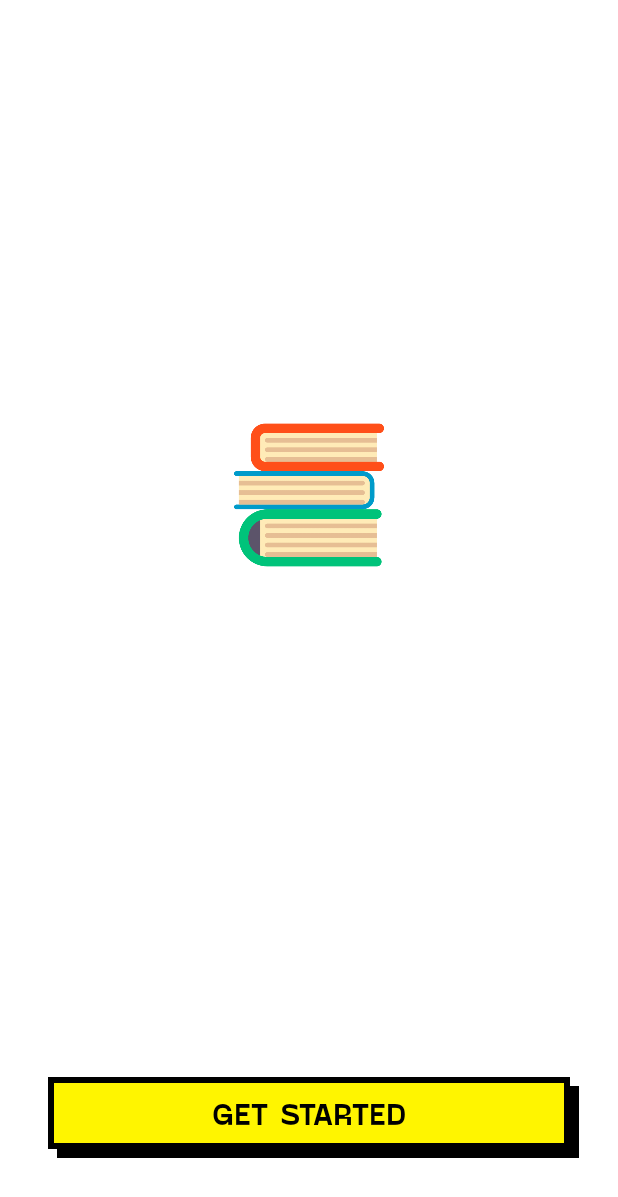
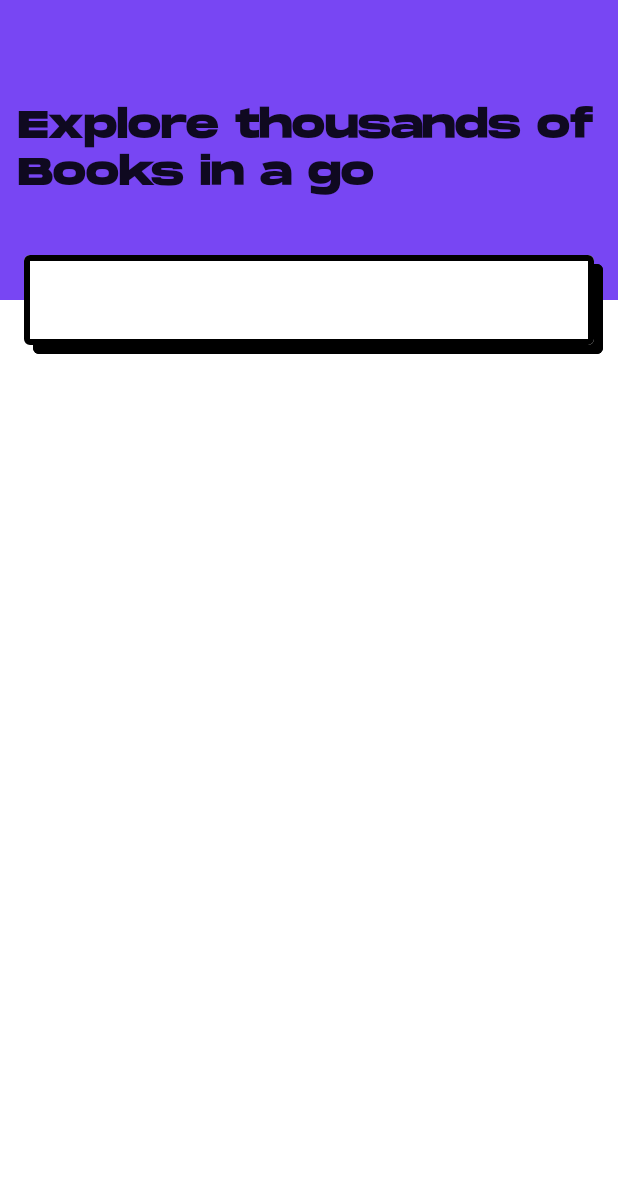
Before and after one commit to unaisulhadi/Archives, an Android app built with Jetpack Compose: the HomeScreen screen opened through its navigation route, on a phone screen of 412 x 824 dp. Shown: the top 1197 px of the screen. Run offline under Robolectric (Android 15) with nearby library versions, the phone set to English and light mode, and no system bars; our stand-ins replace accompanist.

Commit message:
Brutal Box Corner Radius

```diff
--- a/app/build.gradle
+++ b/app/build.gradle
@@ -84,4 +84,7 @@ dependencies {
     implementation 'com.squareup.retrofit2:converter-moshi:2.9.0'
     implementation "com.squareup.okhttp3:okhttp:5.0.0-alpha.3"
     implementation "com.squareup.okhttp3:logging-interceptor:5.0.0-alpha.3"
+
+    //
+    implementation "com.google.accompanist:accompanist-systemuicontroller:0.17.0"
 }
--- a/app/src/main/java/com/hadi/archives/data/model/Slider.kt
+++ b/app/src/main/java/com/hadi/archives/data/model/Slider.kt
@@ -9,10 +9,12 @@ data class Slider(
 )
 
 
+
+
 object SliderData {
     val slides = listOf<Slider>(
         Slider(R.drawable.slide_1,"Sleep is good, he said, and books are better.","George R.R. Martin"),
-        Slider(R.drawable.slide_2,"Books are uniquely portable magic.","Walt Disney"),
-        Slider(R.drawable.slide_3,"There is no friend as loyal as a book.","Stephen King"),
+        Slider(R.drawable.slide_3,"Books are uniquely portable magic.","Walt Disney"),
+        Slider(R.drawable.slide_2,"There is no friend as loyal as a book.","Stephen King"),
     )
 }
--- a/app/src/main/java/com/hadi/archives/presentation/components/BrutalBox.kt
+++ b/app/src/main/java/com/hadi/archives/presentation/components/BrutalBox.kt
@@ -4,6 +4,7 @@ import androidx.compose.foundation.background
 import androidx.compose.foundation.border
 import androidx.compose.foundation.clickable
 import androidx.compose.foundation.layout.*
+import androidx.compose.foundation.shape.RoundedCornerShape
 import androidx.compose.material.Text
 import androidx.compose.runtime.Composable
 import androidx.compose.ui.Alignment
@@ -19,9 +20,11 @@ import com.hadi.archives.ui.theme.BrutalYellow
 fun BrutalBox(
     modifier: Modifier = Modifier,
     backgroundColor: Color = Color.Black,
+    cornerRadius: Dp = 0.dp,
     borderWidth: Dp = 0.dp,
     borderColor: Color = Color.Black,
     shadowColor: Color = Color.Black,
+    shadowCornerRadius: Dp = 0.dp,
     shadowBorderWidth: Dp = 0.dp,
     shadowBorderColor: Color = Color.Black,
     shadowAlpha: Float = 1f,
@@ -42,10 +45,19 @@ fun BrutalBox(
                     x = offsetX,
                     y = offsetY
                 )
-                .background(shadowColor)
+                .background(
+                    color = shadowColor,
+                    shape = RoundedCornerShape(shadowCornerRadius),
+                )
                 .border(
                     width = shadowBorderWidth,
-                    color = shadowBorderColor
+                    shape = RoundedCornerShape(shadowCornerRadius),
+                    //To remove Hairline Dp
+                    color = if (borderWidth == 0.dp) {
+                        Color.Transparent
+                    } else {
+                        shadowBorderColor
+                    },
                 )
                 .alpha(shadowAlpha)
         ) {
@@ -55,10 +67,19 @@ fun BrutalBox(
         //Content Layer
         Box(
             modifier = modifier
-                .background(backgroundColor)
+                .background(
+                    color = backgroundColor,
+                    shape = RoundedCornerShape(cornerRadius)
+                )
                 .border(
                     width = borderWidth,
-                    color = borderColor
+                    shape = RoundedCornerShape(cornerRadius),
+                    //To remove Hairline Dp
+                    color = if (borderWidth == 0.dp) {
+                        Color.Transparent
+                    } else {
+                        borderColor
+                    },
                 )
                 .clickable(
                     enabled = clickEnabled,
@@ -82,7 +103,11 @@ fun BrutalBoxPreview() {
                 .height(75.dp)
                 .padding(horizontal = 16.dp, vertical = 16.dp),
             backgroundColor = BrutalYellow,
-            shadowColor = Color.Blue,
+            borderWidth = 2.dp,
+            cornerRadius = 4.dp,
+            shadowCornerRadius = 4.dp,
+            shadowColor = Color.Black,
+            shadowBorderWidth = 2.dp,
             contentAlignment = Alignment.Center
         ) {
             Text(text = "Hello World")
--- a/app/src/main/java/com/hadi/archives/presentation/navigation/NavGraph.kt
+++ b/app/src/main/java/com/hadi/archives/presentation/navigation/NavGraph.kt
@@ -4,6 +4,7 @@ import androidx.compose.runtime.Composable
 import androidx.navigation.NavHostController
 import androidx.navigation.compose.NavHost
 import androidx.navigation.compose.composable
+import com.hadi.archives.presentation.screens.home.HomeScreen
 import com.hadi.archives.presentation.screens.splash.SplashScreen
 import com.hadi.archives.presentation.screens.welcome.WelcomeScreen
 
@@ -23,7 +24,7 @@ fun SetupNavGraph(navController: NavHostController) {
         }
 
         composable(route = Screen.Home.route){
-            SplashScreen(navController = navController)
+            HomeScreen(navController = navController)
         }
 
         composable(route = Screen.Details.route){
--- /dev/null
+++ b/app/src/main/java/com/hadi/archives/presentation/screens/home/HomeScreen.kt
@@ -0,0 +1,74 @@
+package com.hadi.archives.presentation.screens.home
+
+import androidx.compose.foundation.background
+import androidx.compose.foundation.layout.*
+import androidx.compose.material.MaterialTheme
+import androidx.compose.material.Text
+import androidx.compose.runtime.Composable
+import androidx.compose.ui.Alignment
+import androidx.compose.ui.Modifier
+import androidx.compose.ui.graphics.Color
+import androidx.compose.ui.tooling.preview.Preview
+import androidx.compose.ui.unit.dp
+import androidx.compose.ui.unit.sp
+import androidx.navigation.NavController
+import androidx.navigation.compose.rememberNavController
+import com.google.accompanist.systemuicontroller.rememberSystemUiController
+import com.hadi.archives.presentation.components.BrutalBox
+import com.hadi.archives.ui.theme.BrutalBlue
+import com.hadi.archives.ui.theme.MonumentTypography
+
+@Composable
+fun HomeScreen(
+    navController: NavController = rememberNavController()
+) {
+
+    rememberSystemUiController().setStatusBarColor(BrutalBlue)
+
+    Column(modifier = Modifier.fillMaxSize()) {
+
+        Box(
+            modifier = Modifier
+                .fillMaxWidth()
+                .height(200.dp)
+                .background(BrutalBlue),
+            contentAlignment = Alignment.CenterStart
+        ) {
+
+            Text(
+                modifier = Modifier
+                    .fillMaxWidth()
+                    .padding(horizontal = 12.dp),
+                text = "Explore thousands of Books in a go",
+                style = MonumentTypography.h3.copy(
+                    fontSize = 26.sp
+                )
+            )
+
+        }
+
+        BrutalBox(
+            modifier = Modifier
+                .fillMaxWidth()
+                .height(60.dp)
+                .padding(horizontal = 16.dp)
+                .offset(y = (-30).dp),
+            backgroundColor = Color.White,
+            borderColor = Color.Black,
+            borderWidth = 4.dp,
+            cornerRadius = 4.dp,
+            shadowCornerRadius = 4.dp
+
+        ) {
+
+        }
+
+    }
+
+}
+
+@Preview(showBackground = true)
+@Composable
+fun HomeScreenPrev() {
+    HomeScreen()
+}
--- a/app/src/main/java/com/hadi/archives/presentation/screens/splash/SplashScreen.kt
+++ b/app/src/main/java/com/hadi/archives/presentation/screens/splash/SplashScreen.kt
@@ -21,9 +21,11 @@ import androidx.compose.ui.text.font.FontWeight
 import androidx.compose.ui.unit.dp
 import androidx.compose.ui.unit.sp
 import androidx.navigation.NavController
+import com.google.accompanist.systemuicontroller.rememberSystemUiController
 import com.hadi.archives.R
 import com.hadi.archives.presentation.components.BrutalBox
 import com.hadi.archives.presentation.navigation.Screen
+import com.hadi.archives.ui.theme.BrutalBlue
 import com.hadi.archives.ui.theme.BrutalYellow
 import com.hadi.archives.utils.advancedShadow
 
@@ -31,6 +33,8 @@ import com.hadi.archives.utils.advancedShadow
 fun SplashScreen(
     navController: NavController
 ) {
+
+    rememberSystemUiController().setStatusBarColor(Color.White)
 
     Column(
         modifier = Modifier.fillMaxSize(),
--- a/app/src/main/java/com/hadi/archives/ui/theme/Color.kt
+++ b/app/src/main/java/com/hadi/archives/ui/theme/Color.kt
@@ -8,3 +8,5 @@ val Purple700 = Color(0xFF3700B3)
 val Teal200 = Color(0xFF03DAC5)
 
 val BrutalYellow = Color(0xFFFFF500)
+//val BrutalBlue = Color(0xFF9900FC)
+val BrutalBlue = Color(0xFF7846F3)
```
Also changed, not shown: app/src/main/java/com/hadi/archives/data/model/Book.kt (added, +13 -0 lines), app/src/main/java/com/hadi/archives/presentation/screens/welcome/WelcomeScreen.kt (+15 -6 lines), app/src/main/java/com/hadi/archives/ui/theme/Type.kt (+23 -0 lines).
